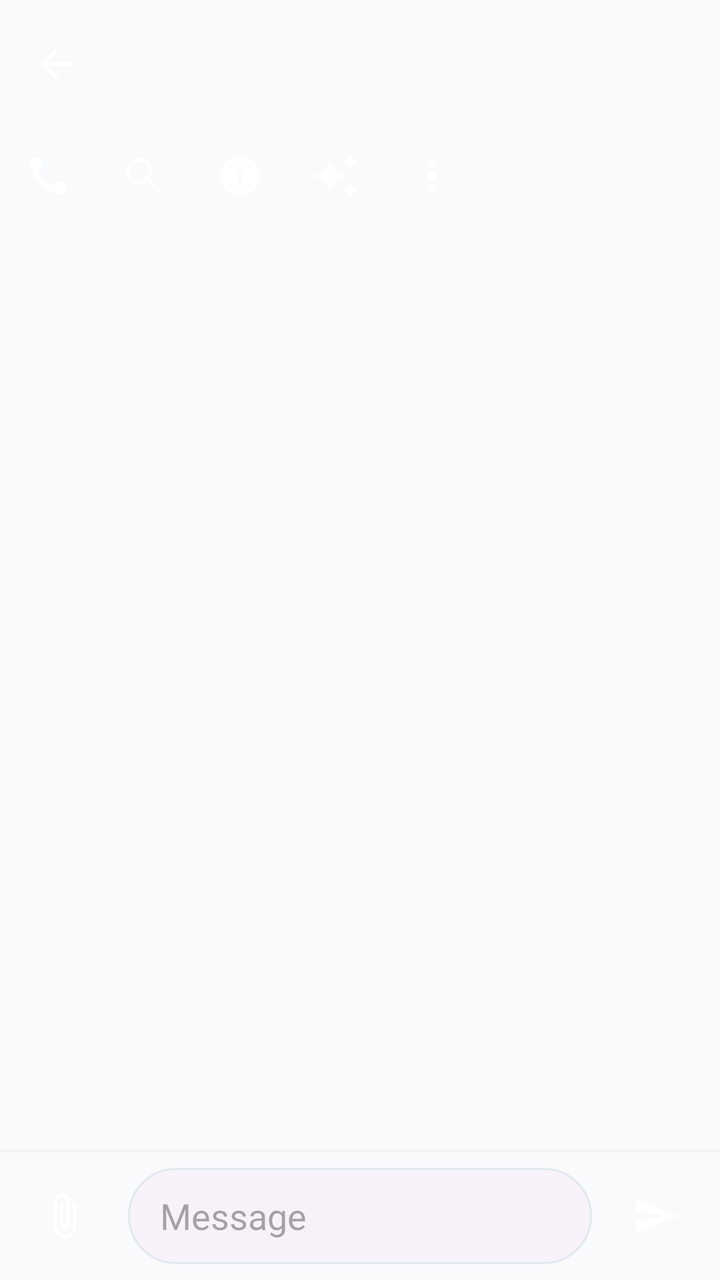
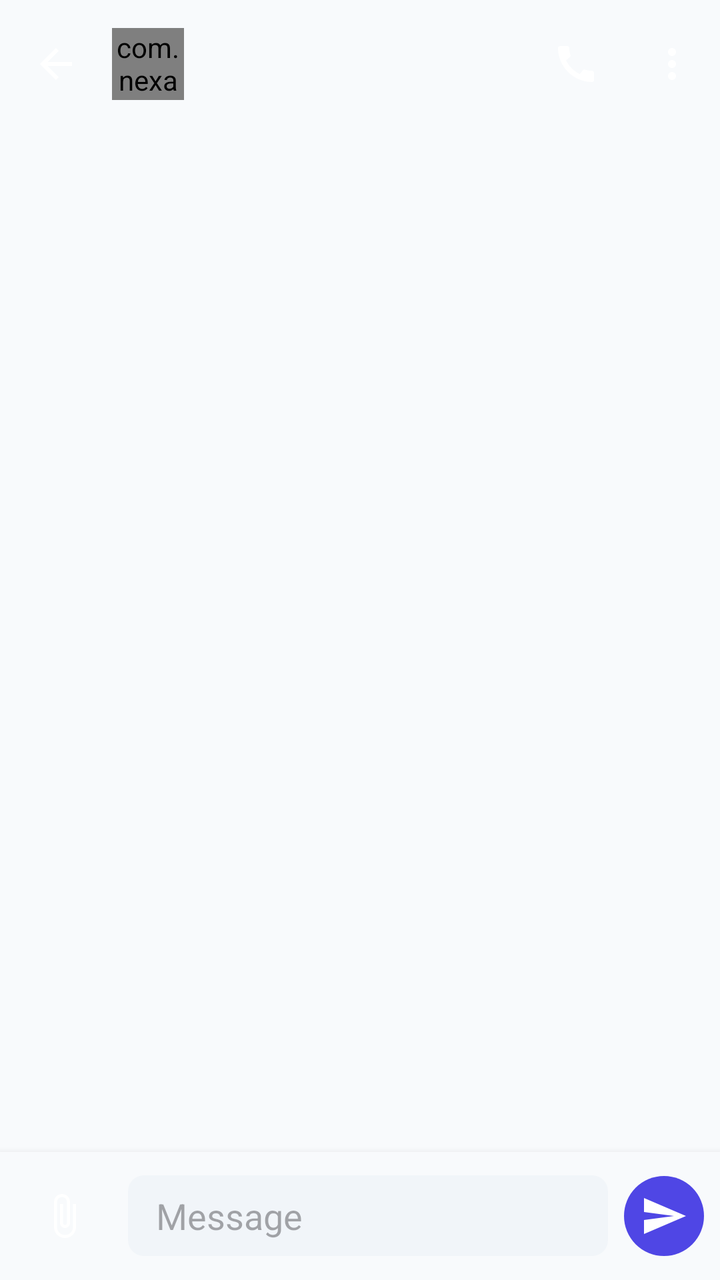

The first picture is an Android layout as it rendered before a commit; the second is the same layout after the commit. The layout source and the unified diff follow.
<!-- AndroidManifest.xml: application theme Theme.NexaChat -->
<!-- res/layout/fragment_chat.xml -->
<?xml version="1.0" encoding="utf-8"?>
<androidx.constraintlayout.widget.ConstraintLayout xmlns:android="http://schemas.android.com/apk/res/android"
    xmlns:app="http://schemas.android.com/apk/res-auto"
    android:id="@+id/chatRoot"
    android:layout_width="match_parent"
    android:layout_height="match_parent"
    android:background="?android:attr/colorBackground">

    <com.google.android.material.appbar.MaterialToolbar
        android:id="@+id/chatToolbar"
        android:layout_width="0dp"
        android:layout_height="?attr/actionBarSize"
        app:layout_constraintEnd_toEndOf="parent"
        app:layout_constraintStart_toStartOf="parent"
        app:layout_constraintTop_toTopOf="parent"
        app:navigationContentDescription="@string/cd_back"
        app:navigationIcon="@drawable/ic_arrow_back" />

    <HorizontalScrollView
        android:id="@+id/chatToolbarActions"
        android:layout_width="0dp"
        android:layout_height="wrap_content"
        android:scrollbars="none"
        app:layout_constraintEnd_toEndOf="parent"
        app:layout_constraintStart_toStartOf="parent"
        app:layout_constraintTop_toBottomOf="@id/chatToolbar">
        <LinearLayout
            android:layout_width="wrap_content"
            android:layout_height="wrap_content"
            android:orientation="horizontal">
            <ImageButton android:id="@+id/callButton" android:layout_width="@dimen/min_touch_target" android:layout_height="@dimen/min_touch_target" android:contentDescription="@string/cd_call" android:src="@drawable/ic_call" android:background="?attr/selectableItemBackgroundBorderless"/>
            <ImageButton android:id="@+id/searchInChatButton" android:layout_width="@dimen/min_touch_target" android:layout_height="@dimen/min_touch_target" android:contentDescription="@string/cd_search_in_chat" android:src="@drawable/ic_search" android:background="?attr/selectableItemBackgroundBorderless"/>
            <ImageButton android:id="@+id/infoButton" android:layout_width="@dimen/min_touch_target" android:layout_height="@dimen/min_touch_target" android:contentDescription="@string/cd_group_info" android:src="@drawable/ic_info" android:background="?attr/selectableItemBackgroundBorderless"/>
            <ImageButton android:id="@+id/summaryButton" android:layout_width="@dimen/min_touch_target" android:layout_height="@dimen/min_touch_target" android:contentDescription="@string/summary_title" android:src="@drawable/ic_auto_awesome" android:background="?attr/selectableItemBackgroundBorderless"/>
            <ImageButton android:id="@+id/moreButton" android:layout_width="@dimen/min_touch_target" android:layout_height="@dimen/min_touch_target" android:contentDescription="@string/action_more_options" android:src="@drawable/ic_more_vert" android:background="?attr/selectableItemBackgroundBorderless"/>
        </LinearLayout>
    </HorizontalScrollView>

    <include
        android:id="@+id/pinnedBanner"
        layout="@layout/include_chat_pinned_banner"
        android:layout_width="0dp"
        android:layout_height="wrap_content"
        app:layout_constraintEnd_toEndOf="parent"
        app:layout_constraintStart_toStartOf="parent"
        app:layout_constraintTop_toBottomOf="@id/chatToolbarActions" />

    <include
        android:id="@+id/replyEditBanner"
        layout="@layout/include_chat_reply_edit_banner"
        android:layout_width="0dp"
        android:layout_height="wrap_content"
        app:layout_constraintEnd_toEndOf="parent"
        app:layout_constraintStart_toStartOf="parent"
        app:layout_constraintTop_toBottomOf="@id/pinnedBanner" />

    <TextView
        android:id="@+id/unreadBanner"
        android:layout_width="0dp"
        android:layout_height="wrap_content"
        android:background="?attr/colorSecondaryContainer"
        android:gravity="center"
        android:minHeight="48dp"
        android:padding="@dimen/space_sm"
        android:textColor="?attr/colorOnSecondaryContainer"
        android:visibility="gone"
        app:layout_constraintEnd_toEndOf="parent"
        app:layout_constraintStart_toStartOf="parent"
        app:layout_constraintTop_toBottomOf="@id/replyEditBanner" />

    <LinearLayout
        android:id="@+id/chatSearchBar"
        android:layout_width="0dp"
        android:layout_height="wrap_content"
        android:orientation="horizontal"
        android:visibility="gone"
        app:layout_constraintEnd_toEndOf="parent"
        app:layout_constraintStart_toStartOf="parent"
        app:layout_constraintTop_toBottomOf="@id/unreadBanner">
        <com.google.android.material.textfield.TextInputEditText
            android:id="@+id/chatSearchInput"
            android:layout_width="0dp"
            android:layout_height="wrap_content"
            android:layout_weight="1"
            android:hint="@string/search_in_chat_placeholder"
            android:singleLine="true" />
        <ImageButton
            android:id="@+id/closeChatSearch"
            android:layout_width="@dimen/min_touch_target"
            android:layout_height="@dimen/min_touch_target"
            android:contentDescription="@string/cd_clear_search"
            android:src="@drawable/ic_close"
            android:background="?attr/selectableItemBackgroundBorderless" />
    </LinearLayout>

    <androidx.recyclerview.widget.RecyclerView
        android:id="@+id/messageList"
        android:layout_width="0dp"
        android:layout_height="0dp"
        android:clipToPadding="false"
        android:paddingHorizontal="@dimen/space_sm"
        android:paddingBottom="@dimen/space_sm"
        app:layout_constraintBottom_toTopOf="@id/composerBar"
        app:layout_constraintEnd_toEndOf="parent"
        app:layout_constraintStart_toStartOf="parent"
        app:layout_constraintTop_toBottomOf="@id/chatSearchBar" />

    <com.google.android.material.floatingactionbutton.FloatingActionButton
        android:id="@+id/scrollDownFab"
        android:layout_width="wrap_content"
        android:layout_height="wrap_content"
        android:layout_margin="@dimen/space_md"
        android:contentDescription="@string/cd_scroll_to_bottom"
        android:visibility="gone"
        app:layout_constraintBottom_toTopOf="@id/composerBar"
        app:layout_constraintEnd_toEndOf="parent"
        app:srcCompat="@drawable/ic_keyboard_arrow_down" />

    <include
        android:id="@+id/composerBar"
        layout="@layout/include_chat_composer_bar"
        android:layout_width="0dp"
        android:layout_height="wrap_content"
        app:layout_constraintBottom_toBottomOf="parent"
        app:layout_constraintEnd_toEndOf="parent"
        app:layout_constraintStart_toStartOf="parent" />

    <TextView
        android:id="@+id/chatError"
        android:layout_width="0dp"
        android:layout_height="wrap_content"
        android:paddingHorizontal="@dimen/space_md"
        android:paddingVertical="@dimen/space_xs"
        android:textColor="?attr/colorError"
        android:visibility="gone"
        app:layout_constraintBottom_toTopOf="@id/composerBar"
        app:layout_constraintEnd_toEndOf="parent"
        app:layout_constraintStart_toStartOf="parent" />

    <LinearLayout
        android:id="@+id/pendingAttachments"
        android:layout_width="0dp"
        android:layout_height="wrap_content"
        android:orientation="vertical"
        android:paddingHorizontal="@dimen/space_md"
        android:paddingVertical="@dimen/space_xs"
        android:visibility="gone"
        app:layout_constraintBottom_toTopOf="@id/chatError"
        app:layout_constraintEnd_toEndOf="parent"
        app:layout_constraintStart_toStartOf="parent" />

    <com.nexachat.core.ui.components.LoadingStateView android:id="@+id/loadingState" android:layout_width="0dp" android:layout_height="0dp" android:visibility="gone" app:layout_constraintBottom_toBottomOf="parent" app:layout_constraintEnd_toEndOf="parent" app:layout_constraintStart_toStartOf="parent" app:layout_constraintTop_toTopOf="parent"/>
    <com.nexachat.core.ui.components.ErrorStateView android:id="@+id/errorState" android:layout_width="0dp" android:layout_height="0dp" android:visibility="gone" app:layout_constraintBottom_toBottomOf="parent" app:layout_constraintEnd_toEndOf="parent" app:layout_constraintStart_toStartOf="parent" app:layout_constraintTop_toTopOf="parent"/>
</androidx.constraintlayout.widget.ConstraintLayout>
<!-- res/layout/include_chat_pinned_banner.xml (included above) -->
<?xml version="1.0" encoding="utf-8"?>
<LinearLayout xmlns:android="http://schemas.android.com/apk/res/android"
    android:id="@+id/pinnedRoot"
    android:layout_width="match_parent"
    android:layout_height="wrap_content"
    android:background="?attr/colorPrimaryContainer"
    android:gravity="center_vertical"
    android:orientation="horizontal"
    android:padding="@dimen/space_sm"
    android:visibility="gone">
    <ImageView android:layout_width="24dp" android:layout_height="24dp" android:contentDescription="@string/pinned_title" android:src="@drawable/ic_push_pin"/>
    <TextView android:id="@+id/pinnedText" android:layout_width="0dp" android:layout_height="wrap_content" android:layout_marginStart="@dimen/space_sm" android:layout_weight="1" android:ellipsize="end" android:maxLines="2"/>
</LinearLayout>
<!-- res/layout/include_chat_reply_edit_banner.xml (included above) -->
<?xml version="1.0" encoding="utf-8"?>
<LinearLayout xmlns:android="http://schemas.android.com/apk/res/android"
    android:id="@+id/replyEditRoot"
    android:layout_width="match_parent"
    android:layout_height="wrap_content"
    android:background="?attr/colorSurfaceContainerHigh"
    android:gravity="center_vertical"
    android:orientation="horizontal"
    android:padding="@dimen/space_sm"
    android:visibility="gone">
    <ImageView android:id="@+id/replyIcon" android:layout_width="24dp" android:layout_height="24dp" android:contentDescription="@string/action_reply" android:src="@drawable/ic_reply"/>
    <TextView android:id="@+id/replyPreview" android:layout_width="0dp" android:layout_height="wrap_content" android:layout_marginStart="@dimen/space_sm" android:layout_weight="1" android:ellipsize="end" android:maxLines="2"/>
    <ImageButton android:id="@+id/cancelReplyEdit" android:layout_width="@dimen/min_touch_target" android:layout_height="@dimen/min_touch_target" android:background="?attr/selectableItemBackgroundBorderless" android:contentDescription="@string/cd_cancel_reply" android:src="@drawable/ic_close"/>
</LinearLayout>
<!-- res/layout/include_chat_composer_bar.xml (included above) -->
<?xml version="1.0" encoding="utf-8"?>
<LinearLayout xmlns:android="http://schemas.android.com/apk/res/android"
    xmlns:app="http://schemas.android.com/apk/res-auto"
    android:id="@+id/composerRoot"
    android:layout_width="match_parent"
    android:layout_height="wrap_content"
    android:background="?attr/colorSurface"
    android:elevation="@dimen/elevation_level3"
    android:gravity="center_vertical"
    android:minHeight="@dimen/min_touch_target"
    android:orientation="horizontal"
    android:padding="@dimen/space_sm">

    <ImageButton
        android:id="@+id/attachButton"
        android:layout_width="@dimen/min_touch_target"
        android:layout_height="@dimen/min_touch_target"
        android:background="?attr/selectableItemBackgroundBorderless"
        android:contentDescription="@string/cd_attach"
        android:src="@drawable/ic_attach_file" />

    <com.google.android.material.textfield.TextInputEditText
        android:id="@+id/messageInput"
        android:layout_width="0dp"
        android:layout_height="wrap_content"
        android:layout_marginHorizontal="@dimen/space_sm"
        android:layout_weight="1"
        android:background="@drawable/bg_composer_pill"
        android:hint="@string/chat_input_hint"
        android:minHeight="@dimen/min_touch_target"
        android:paddingHorizontal="@dimen/space_md" />

    <ImageButton
        android:id="@+id/sendButton"
        android:layout_width="@dimen/min_touch_target"
        android:layout_height="@dimen/min_touch_target"
        android:background="?attr/selectableItemBackgroundBorderless"
        android:contentDescription="@string/cd_send"
        android:src="@drawable/ic_send" />
</LinearLayout>
<!-- resources referenced by this layout -->
<resources>
  <dimen name="elevation_level3">6dp</dimen>
  <dimen name="min_touch_target">48dp</dimen>
  <dimen name="space_md">16dp</dimen>
  <dimen name="space_sm">8dp</dimen>
  <dimen name="space_xs">4dp</dimen>
  <!-- drawable bg_composer_pill (drawable) -->
  <?xml version="1.0" encoding="utf-8"?>
  <shape xmlns:android="http://schemas.android.com/apk/res/android"
      android:shape="rectangle">
      <solid android:color="?attr/colorSurfaceContainerLow" />
      <corners android:radius="@dimen/corner_xl" />
      <stroke
          android:width="1dp"
          android:color="?attr/colorOutlineVariant" />
  </shape>
  <string name="action_more_options">More options</string>
  <string name="action_reply">Reply</string>
  <string name="cd_attach">Attach</string>
  <string name="cd_back">Back</string>
  <string name="cd_call">Call</string>
  <string name="cd_cancel_reply">Cancel reply</string>
  <string name="cd_clear_search">Clear search</string>
  <string name="cd_group_info">Group info</string>
  <string name="cd_scroll_to_bottom">Scroll to bottom</string>
  <string name="cd_search_in_chat">Search in chat</string>
  <string name="cd_send">Send</string>
  <string name="chat_input_hint">Message</string>
  <string name="pinned_title">Pinned</string>
  <string name="search_in_chat_placeholder">Search in conversation...</string>
  <string name="summary_title">Conversation summary</string>
  <dimen name="corner_xl">24dp</dimen>
  <color name="colorPrimary">@color/brand_indigo</color>
  <color name="colorOnPrimary">#FFFFFFFF</color>
  <color name="colorPrimaryContainer">@color/brand_indigo_container</color>
  <color name="colorSecondary">@color/slate_secondary</color>
  <color name="colorOnSecondary">#FFFFFFFF</color>
  <color name="colorTertiary">@color/tertiary_sky</color>
  <color name="colorOnTertiary">#FFFFFFFF</color>
  <color name="colorTertiaryContainer">@color/tertiary_sky_container</color>
  <color name="colorError">@color/error_red</color>
  <color name="colorOnError">#FFFFFFFF</color>
  <color name="colorErrorContainer">@color/error_container_light</color>
  <color name="colorOnErrorContainer">@color/on_error_container_light</color>
  <color name="colorBackground">@color/background_light</color>
  <color name="colorOnBackground">@color/text_primary_light</color>
  <color name="colorSurface">@color/surface_light</color>
  <color name="colorOnSurface">@color/text_primary_light</color>
  <color name="colorSurfaceVariant">@color/surface_variant_light</color>
  <color name="colorOnSurfaceVariant">@color/text_secondary_light</color>
  <color name="colorOutline">@color/slate_border</color>
  <color name="colorOutlineVariant">@color/slate_divider</color>
  <color name="brand_indigo">#FF4F46E5</color>
  <color name="brand_indigo_container">#FFE0E7FF</color>
  <color name="brand_on_indigo_container">#FF1E1B4B</color>
  <color name="slate_secondary">#FF505F76</color>
  <color name="slate_secondary_container">#FFD0E1FB</color>
  <color name="slate_on_secondary_container">#FF1D283A</color>
  <color name="tertiary_sky">#FF0EA5E9</color>
  <color name="tertiary_sky_container">#FFBAE6FD</color>
  <color name="tertiary_on_sky_container">#FF0369A1</color>
  <color name="error_red">#FFBA1A1A</color>
  <color name="error_container_light">#FFFFDAD6</color>
  <color name="on_error_container_light">#FF93000A</color>
  <color name="background_light">#FFF8FAFC</color>
  <color name="text_primary_light">#FF0F172A</color>
  <color name="surface_light">#FFF8FAFC</color>
  <color name="surface_variant_light">#FFE0E3E5</color>
  <color name="text_secondary_light">#FF64748B</color>
  <color name="slate_border">#FFCBD5E1</color>
  <color name="slate_divider">#FFE2E8F0</color>
  <dimen name="corner_sm">8dp</dimen>
  <dimen name="corner_md">12dp</dimen>
  <dimen name="corner_lg">16dp</dimen>
  <!-- unchanged entries left out for length: 34 -->
</resources>

<!-- the commit's change to res/layout/fragment_chat.xml (unified diff, before → after) -->
@@ -10,31 +10,104 @@
         android:id="@+id/chatToolbar"
         android:layout_width="0dp"
         android:layout_height="?attr/actionBarSize"
+        app:contentInsetEnd="0dp"
         app:layout_constraintEnd_toEndOf="parent"
         app:layout_constraintStart_toStartOf="parent"
         app:layout_constraintTop_toTopOf="parent"
         app:navigationContentDescription="@string/cd_back"
-        app:navigationIcon="@drawable/ic_arrow_back" />
-
-    <HorizontalScrollView
-        android:id="@+id/chatToolbarActions"
-        android:layout_width="0dp"
-        android:layout_height="wrap_content"
-        android:scrollbars="none"
-        app:layout_constraintEnd_toEndOf="parent"
-        app:layout_constraintStart_toStartOf="parent"
-        app:layout_constraintTop_toBottomOf="@id/chatToolbar">
+        app:navigationIcon="@drawable/ic_arrow_back">
+
         <LinearLayout
-            android:layout_width="wrap_content"
-            android:layout_height="wrap_content"
+            android:layout_width="match_parent"
+            android:layout_height="match_parent"
+            android:gravity="center_vertical"
             android:orientation="horizontal">
-            <ImageButton android:id="@+id/callButton" android:layout_width="@dimen/min_touch_target" android:layout_height="@dimen/min_touch_target" android:contentDescription="@string/cd_call" android:src="@drawable/ic_call" android:background="?attr/selectableItemBackgroundBorderless"/>
-            <ImageButton android:id="@+id/searchInChatButton" android:layout_width="@dimen/min_touch_target" android:layout_height="@dimen/min_touch_target" android:contentDescription="@string/cd_search_in_chat" android:src="@drawable/ic_search" android:background="?attr/selectableItemBackgroundBorderless"/>
-            <ImageButton android:id="@+id/infoButton" android:layout_width="@dimen/min_touch_target" android:layout_height="@dimen/min_touch_target" android:contentDescription="@string/cd_group_info" android:src="@drawable/ic_info" android:background="?attr/selectableItemBackgroundBorderless"/>
-            <ImageButton android:id="@+id/summaryButton" android:layout_width="@dimen/min_touch_target" android:layout_height="@dimen/min_touch_target" android:contentDescription="@string/summary_title" android:src="@drawable/ic_auto_awesome" android:background="?attr/selectableItemBackgroundBorderless"/>
-            <ImageButton android:id="@+id/moreButton" android:layout_width="@dimen/min_touch_target" android:layout_height="@dimen/min_touch_target" android:contentDescription="@string/action_more_options" android:src="@drawable/ic_more_vert" android:background="?attr/selectableItemBackgroundBorderless"/>
+
+            <LinearLayout
+                android:id="@+id/chatIdentity"
+                android:layout_width="0dp"
+                android:layout_height="match_parent"
+                android:layout_weight="1"
+                android:gravity="center_vertical"
+                android:orientation="horizontal">
+
+                <com.nexachat.core.ui.components.AvatarView
+                    android:id="@+id/chatAvatar"
+                    android:layout_width="36dp"
+                    android:layout_height="36dp" />
+
+                <LinearLayout
+                    android:layout_width="0dp"
+                    android:layout_height="wrap_content"
+                    android:layout_marginStart="@dimen/space_sm"
+                    android:layout_weight="1"
+                    android:orientation="vertical">
+
+                    <TextView
+                        android:id="@+id/chatTitle"
+                        android:layout_width="match_parent"
+                        android:layout_height="wrap_content"
+                        android:ellipsize="end"
+                        android:maxLines="1"
+                        android:textAppearance="?attr/textAppearanceTitleMedium"
+                        android:textColor="?attr/colorOnSurface" />
+
+                    <TextView
+                        android:id="@+id/chatSubtitle"
+                        android:layout_width="match_parent"
+                        android:layout_height="wrap_content"
+                        android:ellipsize="end"
+                        android:maxLines="1"
+                        android:textAppearance="?attr/textAppearanceBodySmall"
+                        android:textColor="?attr/colorPrimary"
+                        android:visibility="gone" />
+                </LinearLayout>
+            </LinearLayout>
+
+            <ImageButton
+                android:id="@+id/callButton"
+                android:layout_width="@dimen/min_touch_target"
+                android:layout_height="@dimen/min_touch_target"
+                android:background="?attr/selectableItemBackgroundBorderless"
+                android:contentDescription="@string/cd_call"
+                android:src="@drawable/ic_call" />
+
+            <ImageButton
+                android:id="@+id/searchInChatButton"
+                android:layout_width="@dimen/min_touch_target"
+                android:layout_height="@dimen/min_touch_target"
+                android:background="?attr/selectableItemBackgroundBorderless"
+                android:contentDescription="@string/cd_search_in_chat"
+                android:src="@drawable/ic_search"
+                android:visibility="gone" />
+
+            <ImageButton
+                android:id="@+id/infoButton"
+                android:layout_width="@dimen/min_touch_target"
+                android:layout_height="@dimen/min_touch_target"
+                android:background="?attr/selectableItemBackgroundBorderless"
+                android:contentDescription="@string/cd_group_info"
+                android:src="@drawable/ic_info"
+                android:visibility="gone" />
+
+            <ImageButton
+                android:id="@+id/summaryButton"
+                android:layout_width="@dimen/min_touch_target"
+                android:layout_height="@dimen/min_touch_target"
+                android:background="?attr/selectableItemBackgroundBorderless"
+                android:contentDescription="@string/summary_title"
+                android:src="@drawable/ic_auto_awesome"
+                android:visibility="gone" />
+
+            <ImageButton
+                android:id="@+id/moreButton"
+                android:layout_width="@dimen/min_touch_target"
+                android:layout_height="@dimen/min_touch_target"
+                android:background="?attr/selectableItemBackgroundBorderless"
+                android:contentDescription="@string/action_more_options"
+                android:src="@drawable/ic_more_vert" />
         </LinearLayout>
-    </HorizontalScrollView>
+    </com.google.android.material.appbar.MaterialToolbar>
 
     <include
         android:id="@+id/pinnedBanner"
@@ -43,7 +116,7 @@
         android:layout_height="wrap_content"
         app:layout_constraintEnd_toEndOf="parent"
         app:layout_constraintStart_toStartOf="parent"
-        app:layout_constraintTop_toBottomOf="@id/chatToolbarActions" />
+        app:layout_constraintTop_toBottomOf="@id/chatToolbar" />
 
     <include
         android:id="@+id/replyEditBanner"
@@ -161,10 +234,23 @@
     android:background="?attr/colorPrimaryContainer"
     android:gravity="center_vertical"
     android:orientation="horizontal"
-    android:padding="@dimen/space_sm"
+    android:paddingHorizontal="@dimen/space_sm"
+    android:paddingVertical="@dimen/space_xs"
     android:visibility="gone">
-    <ImageView android:layout_width="24dp" android:layout_height="24dp" android:contentDescription="@string/pinned_title" android:src="@drawable/ic_push_pin"/>
-    <TextView android:id="@+id/pinnedText" android:layout_width="0dp" android:layout_height="wrap_content" android:layout_marginStart="@dimen/space_sm" android:layout_weight="1" android:ellipsize="end" android:maxLines="2"/>
+    <ImageView
+        android:layout_width="24dp"
+        android:layout_height="24dp"
+        android:contentDescription="@string/pinned_title"
+        android:src="@drawable/ic_push_pin" />
+    <TextView
+        android:id="@+id/pinnedText"
+        android:layout_width="0dp"
+        android:layout_height="wrap_content"
+        android:layout_marginStart="@dimen/space_sm"
+        android:layout_weight="1"
+        android:ellipsize="end"
+        android:maxLines="2"
+        android:textAppearance="?attr/textAppearanceTitleSmall" />
 </LinearLayout>
 <!-- res/layout/include_chat_reply_edit_banner.xml (included above) -->
 <?xml version="1.0" encoding="utf-8"?>
@@ -209,16 +295,22 @@
         android:layout_height="wrap_content"
         android:layout_marginHorizontal="@dimen/space_sm"
         android:layout_weight="1"
-        android:background="@drawable/bg_composer_pill"
+        android:background="@drawable/bg_composer_field"
         android:hint="@string/chat_input_hint"
-        android:minHeight="@dimen/min_touch_target"
-        android:paddingHorizontal="@dimen/space_md" />
+        android:minHeight="40dp"
+        android:paddingHorizontal="14dp"
+        android:paddingVertical="8dp" />
 
     <ImageButton
         android:id="@+id/sendButton"
-        android:layout_width="@dimen/min_touch_target"
-        android:layout_height="@dimen/min_touch_target"
-        android:background="?attr/selectableItemBackgroundBorderless"
+        android:layout_width="40dp"
+        android:layout_height="40dp"
+        android:background="@drawable/bg_send_button"
         android:contentDescription="@string/cd_send"
-        android:src="@drawable/ic_send" />
+        android:minWidth="40dp"
+        android:minHeight="40dp"
+        android:padding="@dimen/space_sm"
+        android:scaleType="centerInside"
+        android:src="@drawable/ic_send"
+        app:tint="?attr/colorOnPrimary" />
 </LinearLayout>
<!-- resource entries referenced after the edit -->
@@ -5,15 +5,18 @@
   <dimen name="space_md">16dp</dimen>
   <dimen name="space_sm">8dp</dimen>
   <dimen name="space_xs">4dp</dimen>
-  <!-- drawable bg_composer_pill (drawable) -->
+  <!-- drawable bg_composer_field (drawable) -->
   <?xml version="1.0" encoding="utf-8"?>
   <shape xmlns:android="http://schemas.android.com/apk/res/android"
       android:shape="rectangle">
-      <solid android:color="?attr/colorSurfaceContainerLow" />
-      <corners android:radius="@dimen/corner_xl" />
-      <stroke
-          android:width="1dp"
-          android:color="?attr/colorOutlineVariant" />
+      <solid android:color="@color/surface_container_low_light" />
+      <corners android:radius="@dimen/corner_sm" />
+  </shape>
+  <!-- drawable bg_send_button (drawable) -->
+  <?xml version="1.0" encoding="utf-8"?>
+  <shape xmlns:android="http://schemas.android.com/apk/res/android"
+      android:shape="oval">
+      <solid android:color="@color/colorPrimary" />
   </shape>
   <string name="action_more_options">More options</string>
   <string name="action_reply">Reply</string>
@@ -30,7 +33,7 @@
   <string name="pinned_title">Pinned</string>
   <string name="search_in_chat_placeholder">Search in conversation...</string>
   <string name="summary_title">Conversation summary</string>
-  <dimen name="corner_xl">24dp</dimen>
+  <color name="surface_container_low_light">#FFF1F5F9</color>
   <color name="colorPrimary">@color/brand_indigo</color>
   <color name="colorOnPrimary">#FFFFFFFF</color>
   <color name="colorPrimaryContainer">@color/brand_indigo_container</color>
